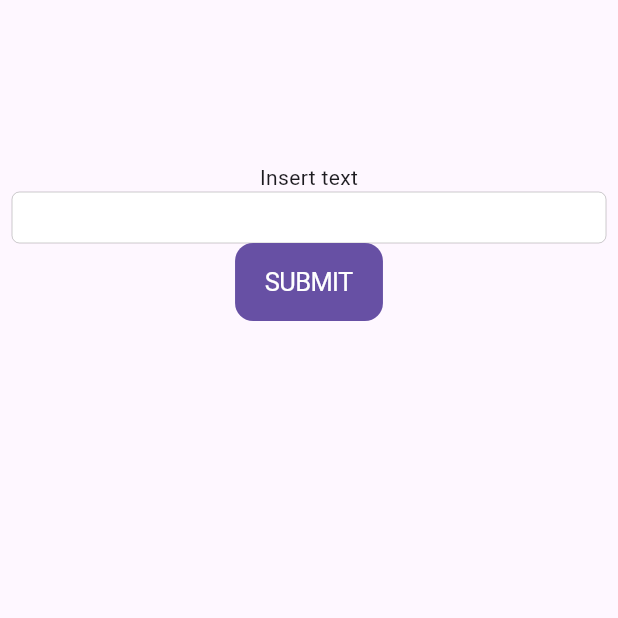
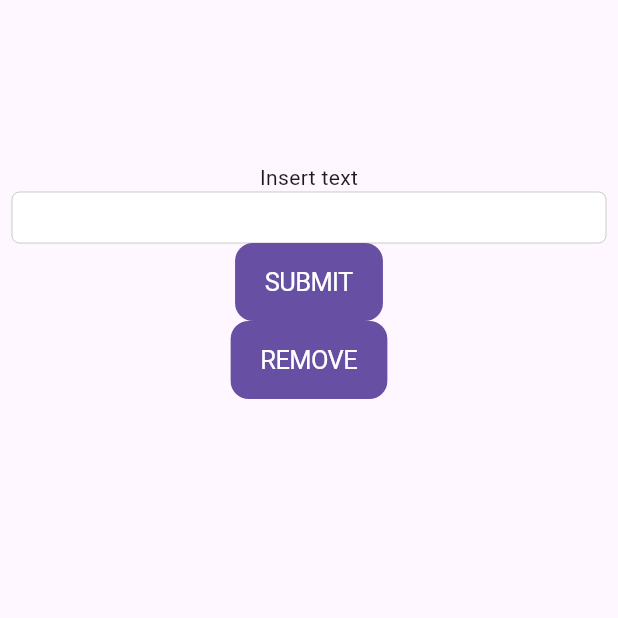
Before and after one commit to marco-sorrentino/app_bloc---initial-project, a Flutter app: the screen it shows after launch, on a phone screen of 412 x 824 dp, the top half of it. Run offline on Flutter 3.47's test engine with Material 3 defaults, Android fonts, the phone set to English and light mode, and no system bars; our stand-ins replace equatable, flutter_bloc.

```diff
--- a/lib/bloc/text/text_bloc.dart
+++ b/lib/bloc/text/text_bloc.dart
@@ -19,5 +19,9 @@ class TextBloc extends Bloc<TextEvent, TextState> {
         ..add(event.text);
       emit(TextState(textList: updatedTextList));
     });
+
+    on<TextClear>((event, emit) {
+      emit(TextState(textList: []));
+    });
   }
 }
--- a/lib/bloc/text/text_event.dart
+++ b/lib/bloc/text/text_event.dart
@@ -4,3 +4,5 @@ class TextAdd extends TextEvent {
   TextAdd(this.text);
   final String text;
 }
+
+class TextClear extends TextEvent {}
--- a/lib/screen/text_screen.dart
+++ b/lib/screen/text_screen.dart
@@ -30,6 +30,10 @@ class _TextUserState extends State<TextUser> {
       _yourTextController.clear();
     }
 
+    void _clearList() {
+      context.read<TextBloc>().add(TextClear());
+    }
+
     return Scaffold(
       body: Padding(
         padding: const EdgeInsets.all(8.0),
@@ -45,6 +49,10 @@ class _TextUserState extends State<TextUser> {
               CupertinoButton.filled(
                 child: const Text("SUBMIT"),
                 onPressed: _sendText,
+              ),
+              CupertinoButton.filled(
+                child: const Text("REMOVE"),
+                onPressed: _clearList,
               ),
               TextGenerated()
             ],
--- a/lib/widget/text_generated.dart
+++ b/lib/widget/text_generated.dart
@@ -10,7 +10,6 @@ class TextGenerated extends StatelessWidget {
   Widget build(BuildContext context) {
     return BlocBuilder<TextBloc, TextState>(
       builder: (context, state) {
-        print(state.textList);
         List<String> listState = state.textList;
         return Expanded(
           child: ListView.builder(
```
